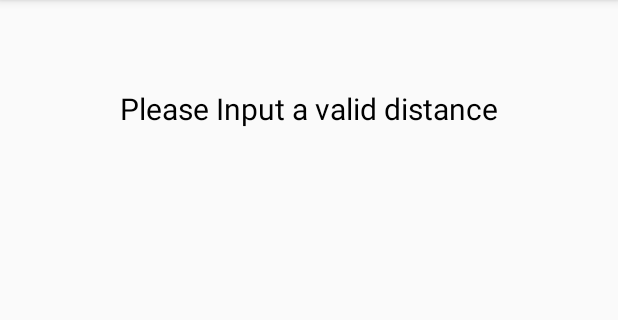
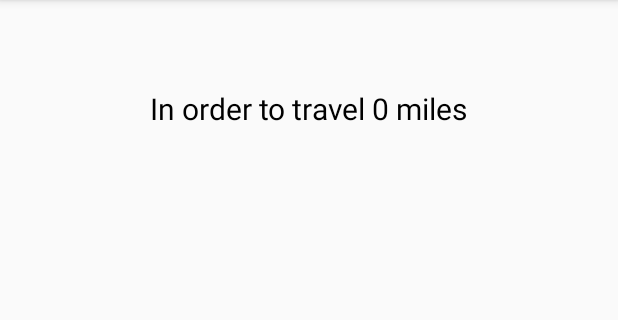
Before and after one commit to Liaoqitian/Electric-Time, an Android app: the screen it shows after launch (OtherTransportationActivity), after a tap on "MORE INFORMATION", on a phone screen of 412 x 824 dp, the part 84-404 px from its top. Run offline under Robolectric (Android 15) with nearby library versions, the phone set to English and light mode, and no system bars; 2 other taps on this screen came first.

Commit message:
update other transportation

```diff
--- a/app/src/main/java/com/example/qitiansapplication/OtherTransportationActivity.java
+++ b/app/src/main/java/com/example/qitiansapplication/OtherTransportationActivity.java
@@ -11,11 +11,9 @@ public class OtherTransportationActivity extends AppCompatActivity {
     protected void onCreate(Bundle savedInstanceState) {
         super.onCreate(savedInstanceState);
         setContentView(R.layout.other_transportation_activity);
+        Integer distance = getIntent().getExtras().getInt("distance");
+        TextView descriptionTextView = (TextView) findViewById(R.id.descriptionTextView);
+        descriptionTextView.setText("In order to travel " + distance + " miles");
 
-        if (getIntent().hasExtra("com.example.qitiansapplication.SOMETHING")) {
-            Integer distance = getIntent().getExtras().getInt("distance");
-            TextView descriptionTextView = (TextView) findViewById(R.id.descriptionTextView);
-            descriptionTextView.setText(" hours");
-        }
     }
 }
--- a/app/src/main/res/layout/other_transportation_activity.xml
+++ b/app/src/main/res/layout/other_transportation_activity.xml
@@ -18,4 +18,5 @@
         app:layout_constraintStart_toStartOf="parent"
         app:layout_constraintTop_toTopOf="parent"
         app:layout_constraintVertical_bias="0.079" />
+
 </androidx.constraintlayout.widget.ConstraintLayout>
```
